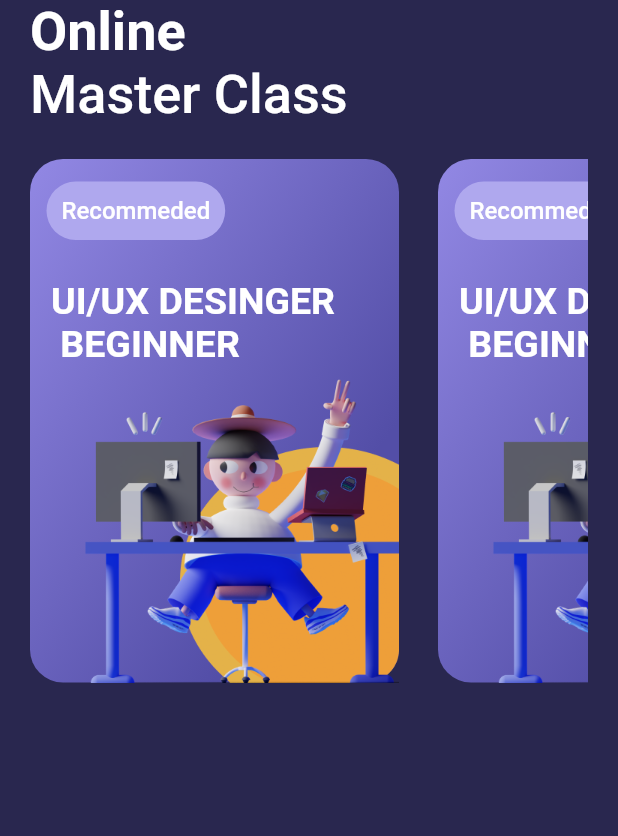
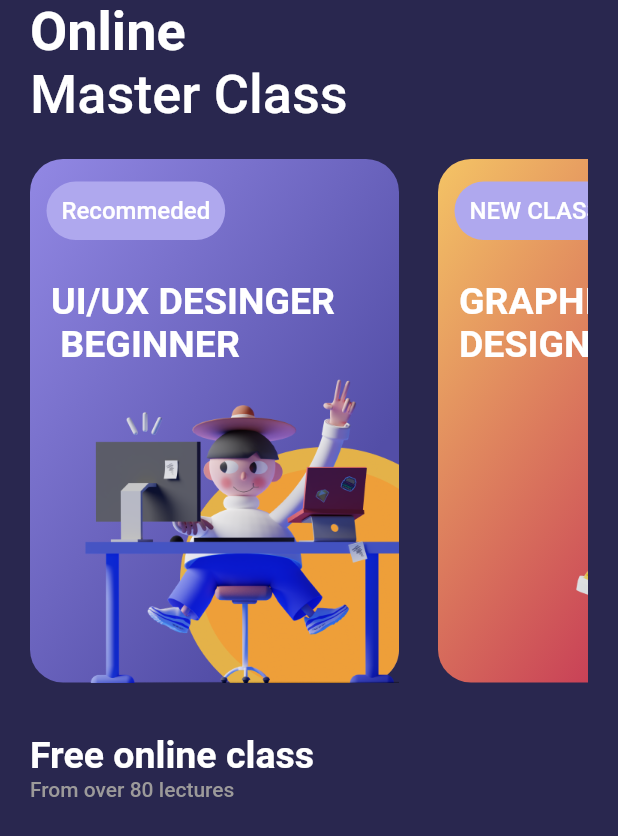
Before and after one commit to coar14/flutter_designing_online_course_app, a Flutter app: the screen it shows after launch, on a phone screen of 412 x 824 dp. Shown: the top 836 px of the screen. Run offline on Flutter 3.47's test engine with Material 2 defaults, Android fonts, the light colour scheme and no system bars; our stand-ins replace google_fonts.

Commit message:
added graphic design class

```diff
--- a/lib/screens/home_screen.dart
+++ b/lib/screens/home_screen.dart
@@ -3,7 +3,7 @@ import 'package:flutter_designing_online_course_app/widgets/widgets.dart';
 import 'package:google_fonts/google_fonts.dart';
 
 class HomeScreen extends StatefulWidget {
-  const HomeScreen({super.key});
+  const HomeScreen({Key? key}) : super(key: key);
 
   @override
   State<HomeScreen> createState() => _HomeScreenState();
@@ -50,14 +50,54 @@ class _HomeScreenState extends State<HomeScreen> {
                   scrollDirection: Axis.horizontal,
                   physics: const BouncingScrollPhysics(),
                   itemBuilder: (context, index) {
+                    if (index == 0) {
                       return const HorizontalList(
                           startColor: 0xFF9288E4,
                           endColor: 0xFF534EA7,
                           courseHeadLine: 'Recommeded',
                           courseTitle: 'UI/UX DESINGER \n BEGINNER',
                           courseImage: 'assets/images/img_saly10.png');
+                    } else if (index == 1) {
+                      return const HorizontalList(
+                          startColor: 0xFFF4C465,
+                          endColor: 0xFFC63956,
+                          courseHeadLine: 'NEW CLASS',
+                          courseTitle: 'GRAPHIC\nDESIGN',
+                          courseImage: 'assets/images/img_saly36_detail.png');
+                    }
                   }),
+            ),
+            const SizedBox(
+              height: 34,
+            ),
+            Column(
+              mainAxisAlignment: MainAxisAlignment.start,
+              crossAxisAlignment: CrossAxisAlignment.start,
+              children: [
+                Text(
+                  'Free online class',
+                  style: GoogleFonts.roboto(
+                    fontWeight: FontWeight.bold,
+                    color: Colors.white,
+                    fontSize: 25,
+                  ),
+                ),
+                Text(
+                  'From over 80 lectures',
+                  style: GoogleFonts.roboto(
+                    fontWeight: FontWeight.w500,
+                    color: const Color(0xFF9C9A9A),
+                    fontSize: 14,
+                  ),
                 )
+              ],
+            ),
+            ListView.builder(
+                itemCount: 5,
+                shrinkWrap: true,
+                itemBuilder: (context, index) {
+                  return Container();
+                })
           ],
         ),
       ),
```
Lines whose indentation alone changed are shown as unchanged.
